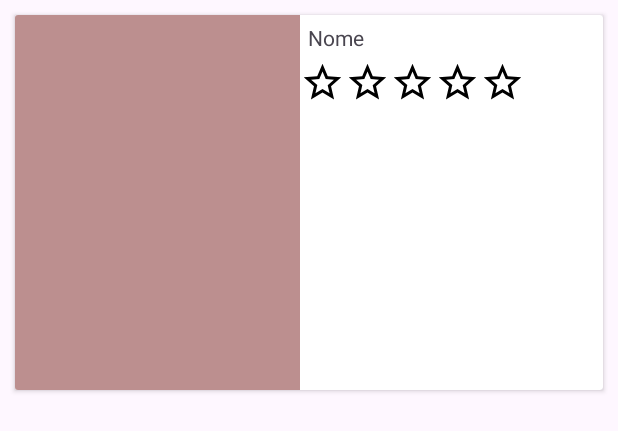
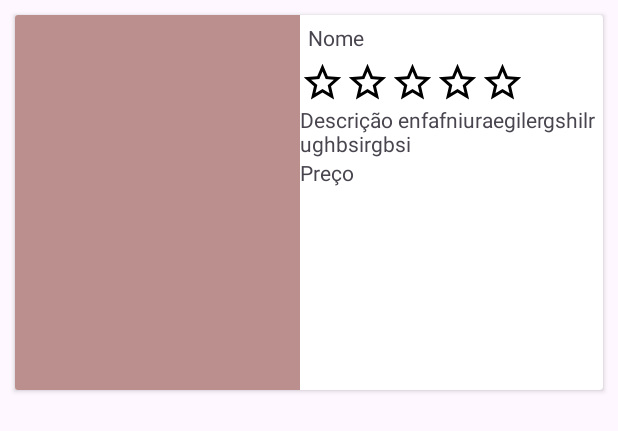
Before and after one commit to MarkRamos98/GiraGiraJequiti, an Android app: the layout modelo_bikes_usadas.xml on its own in the app's theme, with its tools: preview values and no code run, on a phone screen of 412 x 824 dp. Shown: the top 431 px of the screen. Run offline under Robolectric (Android 15) with nearby library versions, the light colour scheme and no system bars.

Commit message:
Atualização

```diff
--- a/app/src/main/res/layout/modelo_bikes_usadas.xml
+++ b/app/src/main/res/layout/modelo_bikes_usadas.xml
@@ -17,7 +17,7 @@
 
             <LinearLayout
                 android:layout_width="match_parent"
-                android:layout_height="wrap_content"
+                android:layout_height="match_parent"
                 android:orientation="vertical">
 
                 <TextView
@@ -63,6 +63,17 @@
 
                 </LinearLayout>
 
+                <TextView
+                    android:layout_width="match_parent"
+                    android:layout_height="wrap_content"
+                    android:text="Descrição enfafniuraegilergshilrughbsirgbsi"/>
+
+                <TextView
+                    android:layout_width="match_parent"
+                    android:layout_height="wrap_content"
+                    android:text="Preço"
+                    android:layout_gravity="bottom"/>
+
             </LinearLayout>
 
     </LinearLayout>
```
